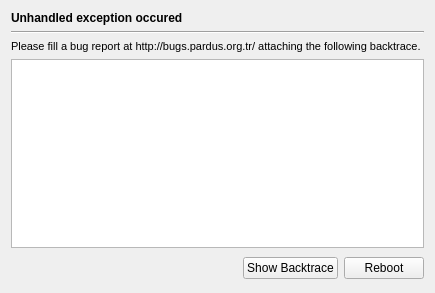
The window that yali/gui/Ui/exception.ui (dadas45li/yali) describes before a commit, drawn with Qt 5.
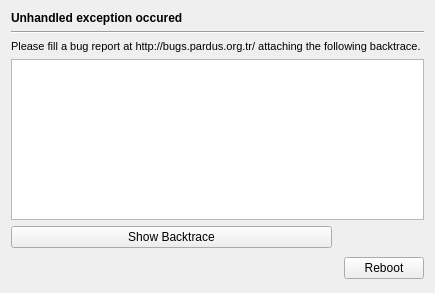
The same window after the commit.

Diff of the .ui file:
```diff
--- a/yali/gui/Ui/exception.ui
+++ b/yali/gui/Ui/exception.ui
@@ -49,7 +49,7 @@
    <item row="3" column="0" colspan="3">
     <widget class="QTextBrowser" name="traceback"/>
    </item>
-   <item row="4" column="0">
+   <item row="5" column="0">
     <spacer name="horizontalSpacer">
      <property name="orientation">
       <enum>Qt::Horizontal</enum>
@@ -62,14 +62,7 @@
      </property>
     </spacer>
    </item>
-   <item row="4" column="1">
-    <widget class="QPushButton" name="showBackTrace">
-     <property name="text">
-      <string>Show Backtrace</string>
-     </property>
-    </widget>
-   </item>
-   <item row="4" column="2">
+   <item row="5" column="2">
     <widget class="QPushButton" name="rebootButton">
      <property name="text">
       <string>Reboot</string>
@@ -83,6 +76,13 @@
      </property>
     </widget>
    </item>
+   <item row="4" column="0">
+    <widget class="QPushButton" name="showBackTrace">
+     <property name="text">
+      <string>Show Backtrace</string>
+     </property>
+    </widget>
+   </item>
   </layout>
  </widget>
  <resources/>
```
Left out of the diff: 5 changed lines with no effect on the pictures.
